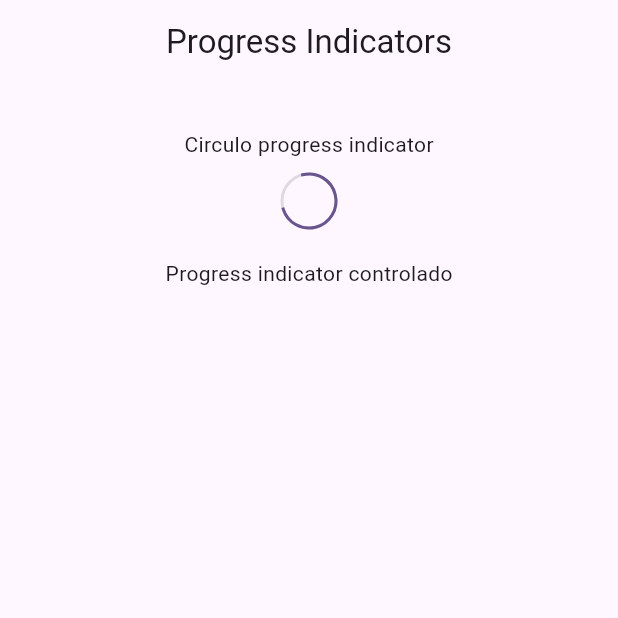
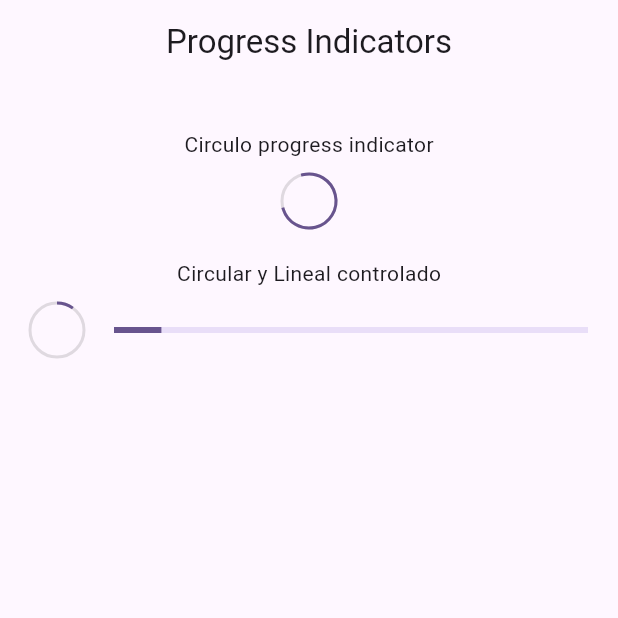
Before and after one commit to Francisco-V98/widgets_app, a Flutter app: the ProgressScreen screen opened by its route, on a phone screen of 412 x 824 dp, the top half of it. Run offline on Flutter 3.47's test engine with Material 3 defaults, Android fonts, the phone set to English and light mode, and no system bars; our stand-ins replace go_router.

Commit message:
136 -  circular and lineal controlado, uso del StreamBuilder y el Expanded

```diff
--- a/lib/presentation/screens/progress/progress_screen.dart
+++ b/lib/presentation/screens/progress/progress_screen.dart
@@ -31,7 +31,7 @@ class _ProgressView extends StatelessWidget {
           CircularProgressIndicator(strokeWidth: 2,backgroundColor: Colors.black12),
 
           SizedBox(height: 20),
-          Text('Progress indicator controlado'),
+          Text('Circular y Lineal controlado'),
           SizedBox(height: 10),
           _ControlledProgressIndicator(),
 
@@ -48,6 +48,30 @@ class _ControlledProgressIndicator extends StatelessWidget {
 
   @override
   Widget build(BuildContext context) {
-    return Container();
+    return StreamBuilder(
+      stream: Stream.periodic(const Duration(milliseconds: 300), (value){
+        return(value * 2) / 100;
+      }).takeWhile((value) => value < 100),
+      builder: (context, snapshot) {
+
+        final progressValue = snapshot.data ?? 0;
+
+        return  Padding(
+          padding: const EdgeInsets.symmetric(horizontal: 20),
+          child: Row(
+            mainAxisAlignment: MainAxisAlignment.center,
+            children: [
+              CircularProgressIndicator(value: progressValue,strokeWidth: 2, backgroundColor: Colors.black12,),
+              const SizedBox(width: 20,),
+              Expanded(
+                child: LinearProgressIndicator(value: progressValue)
+              ),
+
+            ],
+          ),
+        );
+
+      }
+    );
   }
 }
```
